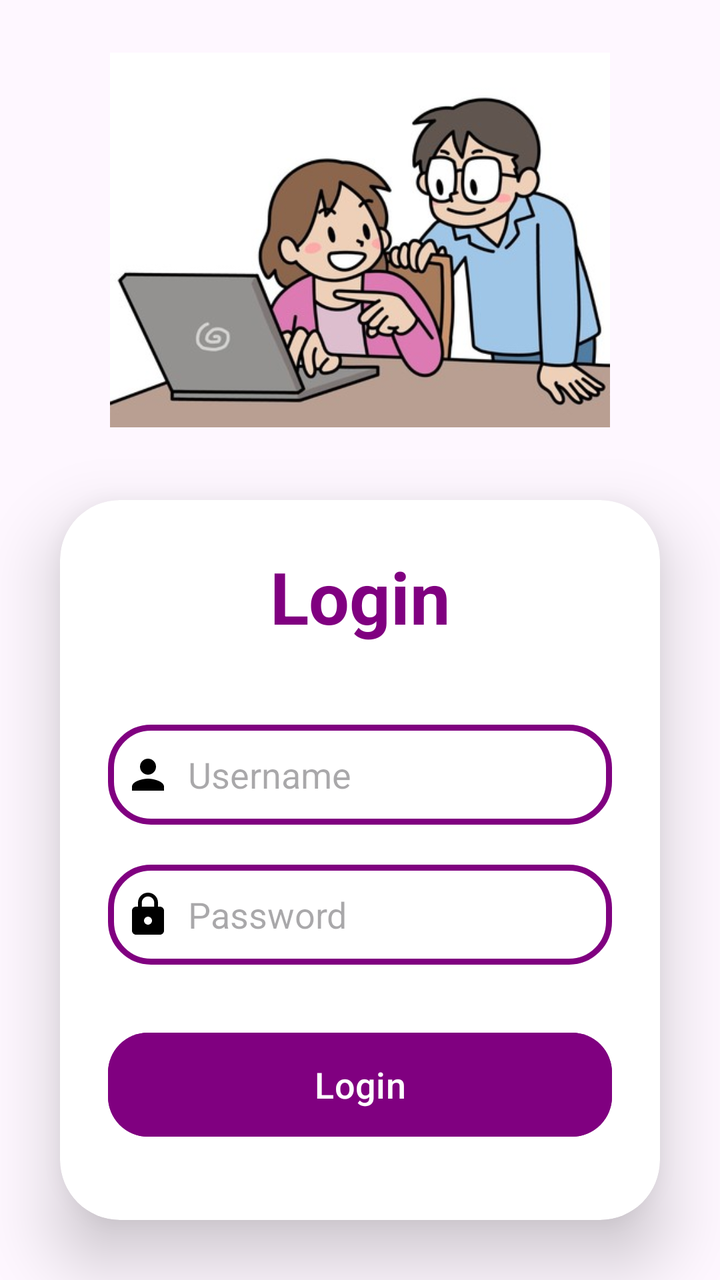
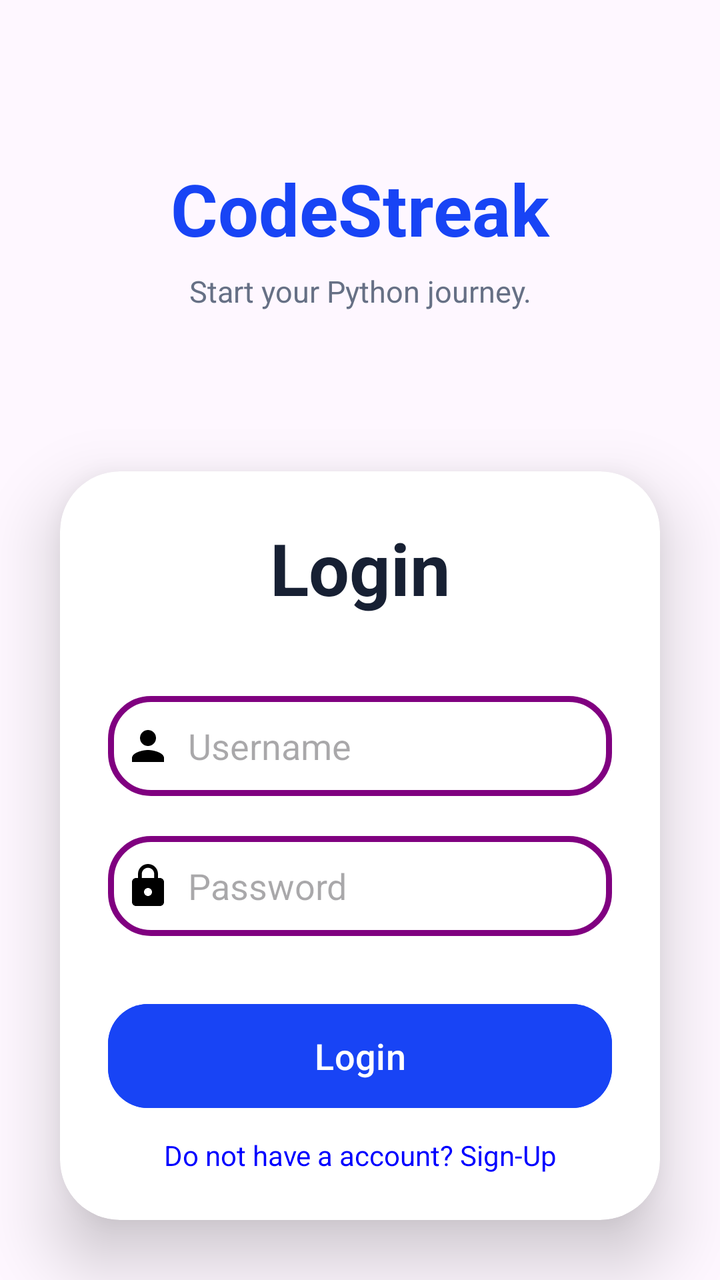

An Android layout rendered at two revisions. The XML below is the earlier revision; the diff shows what the commit changed to produce the second picture.
<!-- AndroidManifest.xml: application theme Theme.InternshipProject_CodeStreak -->
<!-- res/layout/login_activity.xml -->
<?xml version="1.0" encoding="utf-8"?>
<LinearLayout xmlns:android="http://schemas.android.com/apk/res/android"
    xmlns:tools="http://schemas.android.com/tools"
    android:layout_width="match_parent"
    android:layout_height="match_parent"
    xmlns:app="http://schemas.android.com/apk/res-auto"
    android:orientation="vertical">

    <ImageView
        android:layout_width="250dp"
        android:layout_height="200dp"
        android:layout_gravity="center"
        android:layout_marginTop="20dp"
        android:src="@drawable/login_back_img"/>

    <androidx.cardview.widget.CardView
        android:layout_width="match_parent"
        android:layout_height="wrap_content"
        android:layout_margin="30dp"
        app:cardCornerRadius="30dp"
        app:cardElevation="20dp">

        <LinearLayout
            android:layout_width="match_parent"
            android:layout_height="wrap_content"
            android:orientation="vertical"
            android:layout_gravity="center_horizontal"
            android:padding="24dp">

            <TextView
                android:layout_width="match_parent"
                android:layout_height="wrap_content"
                android:text="Login"
                android:id="@+id/loginText"
                android:textSize="36sp"
                android:textAlignment="center"
                android:textStyle="bold"
                android:textColor="@color/purple"/>

            <EditText
                android:layout_width="match_parent"
                android:layout_height="50dp"
                android:id="@+id/edtUsername"
                android:background="@drawable/custom_edit"
                android:drawableLeft="@drawable/baseline_person_24"
                android:drawablePadding="8dp"
                android:hint="Username"
                android:padding="8dp"
                android:textColor="@color/black"
                android:textColorHighlight="@color/cardview_dark_background"
                android:layout_marginTop="40dp"/>

            <EditText
                android:layout_width="match_parent"
                android:layout_height="50dp"
                android:id="@+id/edtPassword"
                android:background="@drawable/custom_edit"
                android:drawableLeft="@drawable/baseline_lock_24"
                android:drawablePadding="8dp"
                android:hint="Password"
                android:padding="8dp"
                android:inputType="textPassword"
                android:textColor="@color/black"
                android:textColorHighlight="@color/cardview_dark_background"
                android:layout_marginTop="20dp"/>

            <Button
                android:layout_width="match_parent"
                android:layout_height="60dp"
                android:id="@+id/loginButton"
                android:text="Login"
                android:textSize="18sp"
                android:layout_marginTop="30dp"
                android:backgroundTint="@color/purple"
                app:cornerRadius = "20dp"/>

            <TextView
                android:layout_width="match_parent"
                android:layout_height="wrap_content"
                android:text="@string/sign_up"
                android:textAlignment="center"
                android:layout_marginTop="10sp"
                android:textColor="@color/blue"
                android:id="@+id/sign_upTextView"
                />


            <ProgressBar
                android:id="@+id/progressBar"
                android:layout_width="wrap_content"
                android:layout_height="wrap_content"
                android:layout_gravity="center"
                android:visibility="gone"
                android:layout_marginTop="20dp"/>

        </LinearLayout>

    </androidx.cardview.widget.CardView>

</LinearLayout>
<!-- resources referenced by this layout -->
<resources>
  <color name="black">#FF000000</color>
  <color name="blue">#0000FF</color>
  <color name="purple">#800080</color>
  <!-- drawable baseline_lock_24 (drawable) -->
  <vector xmlns:android="http://schemas.android.com/apk/res/android" android:height="24dp" android:tint="#000000" android:viewportHeight="24" android:viewportWidth="24" android:width="24dp">
        
      <path android:fillColor="@android:color/white" android:pathData="M18,8h-1L17,6c0,-2.76 -2.24,-5 -5,-5S7,3.24 7,6v2L6,8c-1.1,0 -2,0.9 -2,2v10c0,1.1 0.9,2 2,2h12c1.1,0 2,-0.9 2,-2L20,10c0,-1.1 -0.9,-2 -2,-2zM12,17c-1.1,0 -2,-0.9 -2,-2s0.9,-2 2,-2 2,0.9 2,2 -0.9,2 -2,2zM15.1,8L8.9,8L8.9,6c0,-1.71 1.39,-3.1 3.1,-3.1 1.71,0 3.1,1.39 3.1,3.1v2z"/>
      
  </vector>
  <!-- drawable baseline_person_24 (drawable) -->
  <vector xmlns:android="http://schemas.android.com/apk/res/android" android:height="24dp" android:tint="#000000" android:viewportHeight="24" android:viewportWidth="24" android:width="24dp">
        
      <path android:fillColor="@android:color/white" android:pathData="M12,12c2.21,0 4,-1.79 4,-4s-1.79,-4 -4,-4 -4,1.79 -4,4 1.79,4 4,4zM12,14c-2.67,0 -8,1.34 -8,4v2h16v-2c0,-2.66 -5.33,-4 -8,-4z"/>
      
  </vector>
  <!-- drawable custom_edit (drawable) -->
  <?xml version="1.0" encoding="utf-8"?>
  <shape xmlns:android="http://schemas.android.com/apk/res/android"
      android:shape="rectangle">
  
      <stroke
          android:width="3dp"
          android:color="@color/purple"/>
      <corners
          android:radius="20dp"/>
  </shape>
  <!-- drawable login_back_img: jpeg bitmap (drawable, 30843 bytes) -->
  <string name="sign_up">Sign-Up</string>
  <style name="Theme.InternshipProject_CodeStreak" parent="Base.Theme.InternshipProject_CodeStreak" />
  <style name="Base.Theme.InternshipProject_CodeStreak" parent="Theme.Material3.DayNight.NoActionBar">
          
          
      </style>
</resources>

<!-- the commit's change to res/layout/login_activity.xml (unified diff, before → after) -->
@@ -6,12 +6,28 @@
     xmlns:app="http://schemas.android.com/apk/res-auto"
     android:orientation="vertical">
 
-    <ImageView
-        android:layout_width="250dp"
-        android:layout_height="200dp"
-        android:layout_gravity="center"
-        android:layout_marginTop="20dp"
-        android:src="@drawable/login_back_img"/>
+    <TextView
+        android:layout_width="match_parent"
+        android:layout_height="wrap_content"
+        android:text="CodeStreak"
+        android:textSize="36sp"
+        android:textStyle="bold"
+        android:textColor="@color/cs_primary"
+        android:gravity="center"
+        android:layout_marginTop="80dp"
+        />
+
+    <TextView
+        android:layout_width="match_parent"
+        android:layout_height="wrap_content"
+        android:layout_marginTop="7dp"
+        android:text="Start your Python journey."
+        android:textSize="15sp"
+        android:textColor="@color/cs_text_muted"
+        android:gravity="center"
+        android:layout_marginBottom="50dp"
+
+        />
 
     <androidx.cardview.widget.CardView
         android:layout_width="match_parent"
@@ -35,7 +51,7 @@
                 android:textSize="36sp"
                 android:textAlignment="center"
                 android:textStyle="bold"
-                android:textColor="@color/purple"/>
+                android:textColor="@color/cs_text"/>
 
             <EditText
                 android:layout_width="match_parent"
@@ -71,7 +87,7 @@
                 android:text="Login"
                 android:textSize="18sp"
                 android:layout_marginTop="30dp"
-                android:backgroundTint="@color/purple"
+                android:backgroundTint="@color/cs_primary"
                 app:cornerRadius = "20dp"/>
 
             <TextView
<!-- resource entries referenced after the edit -->
@@ -2,6 +2,9 @@
 <resources>
   <color name="black">#FF000000</color>
   <color name="blue">#0000FF</color>
+  <color name="cs_primary">#1844F5</color>
+  <color name="cs_text">#172033</color>
+  <color name="cs_text_muted">#667085</color>
   <color name="purple">#800080</color>
   <!-- drawable baseline_lock_24 (drawable) -->
   <vector xmlns:android="http://schemas.android.com/apk/res/android" android:height="24dp" android:tint="#000000" android:viewportHeight="24" android:viewportWidth="24" android:width="24dp">
@@ -26,8 +29,7 @@
       <corners
           android:radius="20dp"/>
   </shape>
-  <!-- drawable login_back_img: jpeg bitmap (drawable, 30843 bytes) -->
-  <string name="sign_up">Sign-Up</string>
+  <string name="sign_up">Do not have a account? Sign-Up</string>
   <style name="Theme.InternshipProject_CodeStreak" parent="Base.Theme.InternshipProject_CodeStreak" />
   <style name="Base.Theme.InternshipProject_CodeStreak" parent="Theme.Material3.DayNight.NoActionBar">
           
